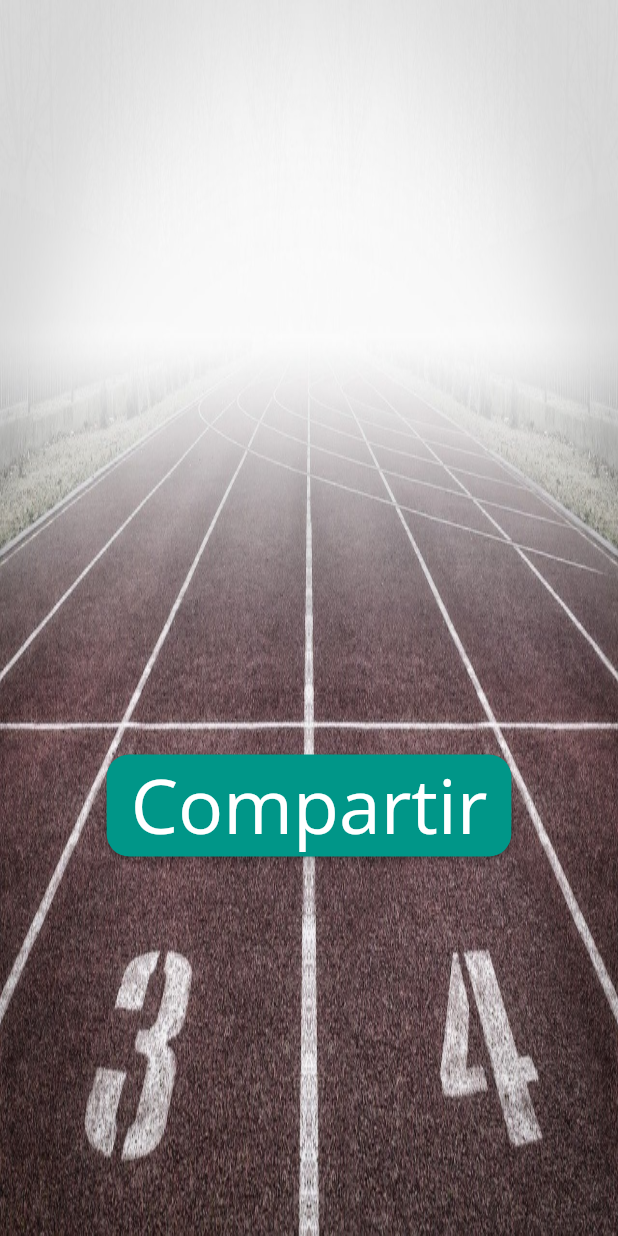
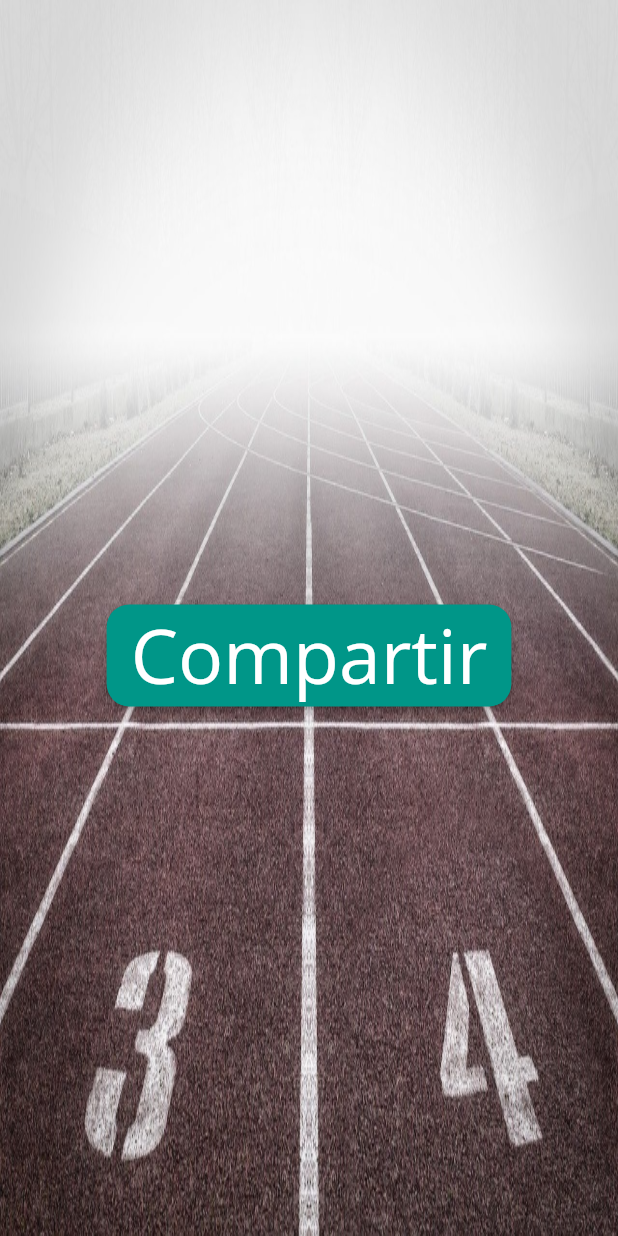
Before and after one commit to raulruval/entrenados, a Flutter app: the Share screen opened directly, on a phone screen of 412 x 824 dp. Run offline on Flutter 3.47's test engine with Material 2 defaults, Android fonts, the phone set to English and light mode, and no system bars; our stand-ins replace auto_size_text, cached_network_image, cloud_firestore, device_preview, firebase_auth, firebase_messaging and 6 more; missing offline and left inert: animator, flutter_duration_picker; accounts and stored records are empty; network calls fail; statements that could not run were skipped.

Commit message:
it6-v1.5
Share & MyPage

```diff
--- a/entrenados/lib/pages/share.dart
+++ b/entrenados/lib/pages/share.dart
@@ -10,6 +10,7 @@ import 'package:flutter/material.dart';
 import 'package:entrenados/pages/home.dart';
 import 'package:image_picker/image_picker.dart';
 import 'package:path_provider/path_provider.dart';
+import 'package:responsive_builder/responsive_builder.dart';
 import 'package:uuid/uuid.dart';
 import 'package:flutter_duration_picker/flutter_duration_picker.dart';
 import 'package:image/image.dart' as Im;
@@ -155,9 +156,8 @@ class _ShareState extends State<Share>
       child: Column(
         mainAxisAlignment: MainAxisAlignment.center,
         children: <Widget>[
-          Padding(
-            padding: EdgeInsets.only(top: 250.0),
-            child: RaisedButton(
+          Padding(padding: EdgeInsets.all(25),),
+          RaisedButton(
             shape: RoundedRectangleBorder(
                 borderRadius: BorderRadius.circular(15.0)),
             child: Text(
@@ -169,7 +169,6 @@ class _ShareState extends State<Share>
             ),
             color: Colors.teal,
             onPressed: () => selectImage(context),
-            ),
           ),
         ],
       ),
@@ -496,7 +495,10 @@ class _ShareState extends State<Share>
   Widget build(BuildContext context) {
     super.build(context);
     return file == null && defaultImg == false
-        ? buildCompartir()
+        ?  OrientationLayoutBuilder(
+          portrait: (context) => buildCompartir(),
+          landscape: (context) => buildCompartir(),
+        )
         : buildFormularioCompartir();
   }
 }
```
Also changed, not shown: entrenados/lib/pages/mypage.dart (+21 -28 lines). Lines whose indentation alone changed are shown as unchanged.
